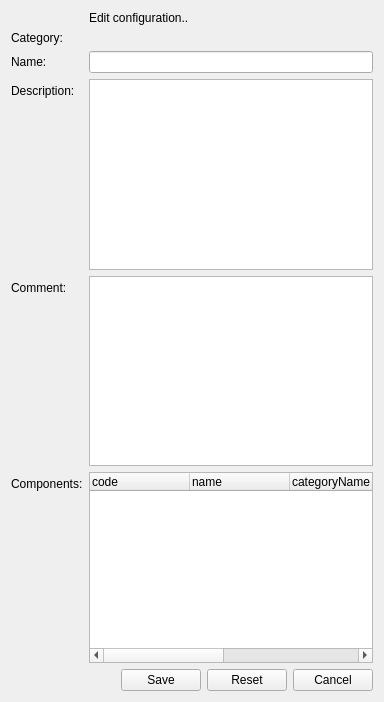
Wolframe/configurator, file client/forms/configuration_edit.ui: the form before one commit.
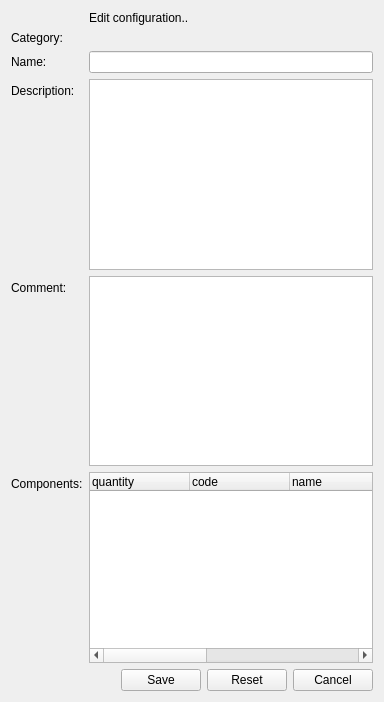
The form after the commit.

```diff
--- a/client/forms/configuration_edit.ui
+++ b/client/forms/configuration_edit.ui
@@ -184,6 +184,11 @@
      <property name="configID" stdset="0">
       <string>{global.id}</string>
      </property>
+     <column>
+      <property name="text">
+       <string>quantity</string>
+      </property>
+     </column>
      <column>
       <property name="text">
        <string>code</string>
```
